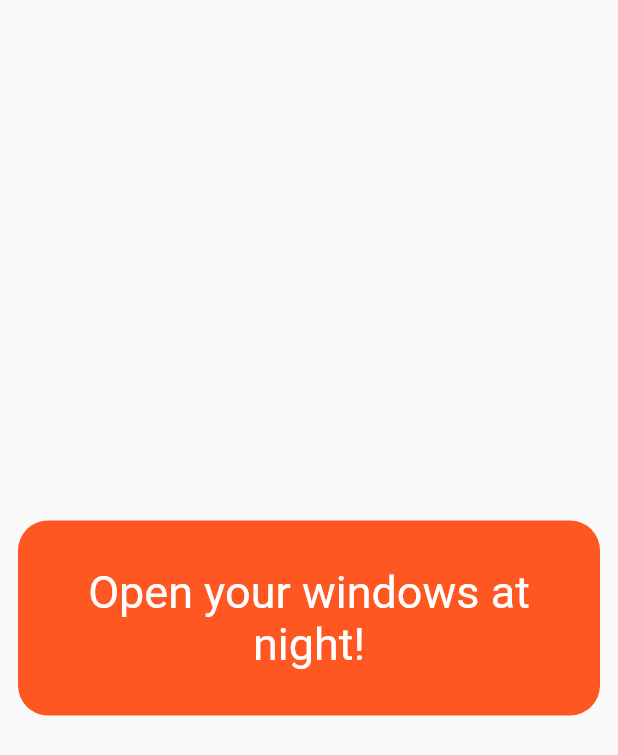
After one commit to yossaj/Draught, a Flutter app: the ResultsScreen screen opened directly, on a phone screen of 412 x 824 dp. The commit adds this screen. Shown: the top 755 px of the screen. Run offline on Flutter 3.47's test engine with Material 2 defaults, Android fonts, the phone set to English and light mode, and no system bars.

Commit message:
results screen added

```diff
--- a/lib/main.dart
+++ b/lib/main.dart
@@ -1,4 +1,4 @@
-import 'screens/questionaire_screen.dart';
+import 'screens/questionnaire_screen.dart';
 import 'package:flutter/material.dart';
 
 void main() => runApp(MyApp());
@@ -12,7 +12,7 @@ class MyApp extends StatelessWidget {
       theme: ThemeData(
         primarySwatch: Colors.deepOrange,
       ),
-      home: QustionaireScreen(title: 'Draught'),
+      home: QuestionnaireScreen(title: 'Draught'),
     );
   }
 }
--- /dev/null
+++ b/lib/screens/results_screen.dart
@@ -0,0 +1,31 @@
+import 'package:flutter/material.dart';
+
+class ResultsScreen extends StatelessWidget {
+  @override
+  Widget build(BuildContext context) {
+    return Scaffold(
+      body: SafeArea(child: Padding(
+        padding: const EdgeInsets.all(12.0),
+        child: Column(
+          crossAxisAlignment: CrossAxisAlignment.center,
+          mainAxisAlignment: MainAxisAlignment.center,
+          children: [
+            Container(
+              padding: EdgeInsets.all(30),
+                child: Text(
+                  'Open your windows at night!',
+                  textAlign: TextAlign.center,
+                  style: TextStyle(
+                    color: Colors.white,
+                    fontSize: 30
+                  ),
+                ),
+            decoration: BoxDecoration(
+                color: Colors.deepOrange,
+                borderRadius: BorderRadius.all(Radius.circular(20)))),
+          ],
+        ),
+      ))
+    );
+  }
+}
```
Also changed, not shown: lib/screens/questionnaire_screen.dart (renamed from lib/screens/questionaire_screen.dart, +10 -8 lines).
